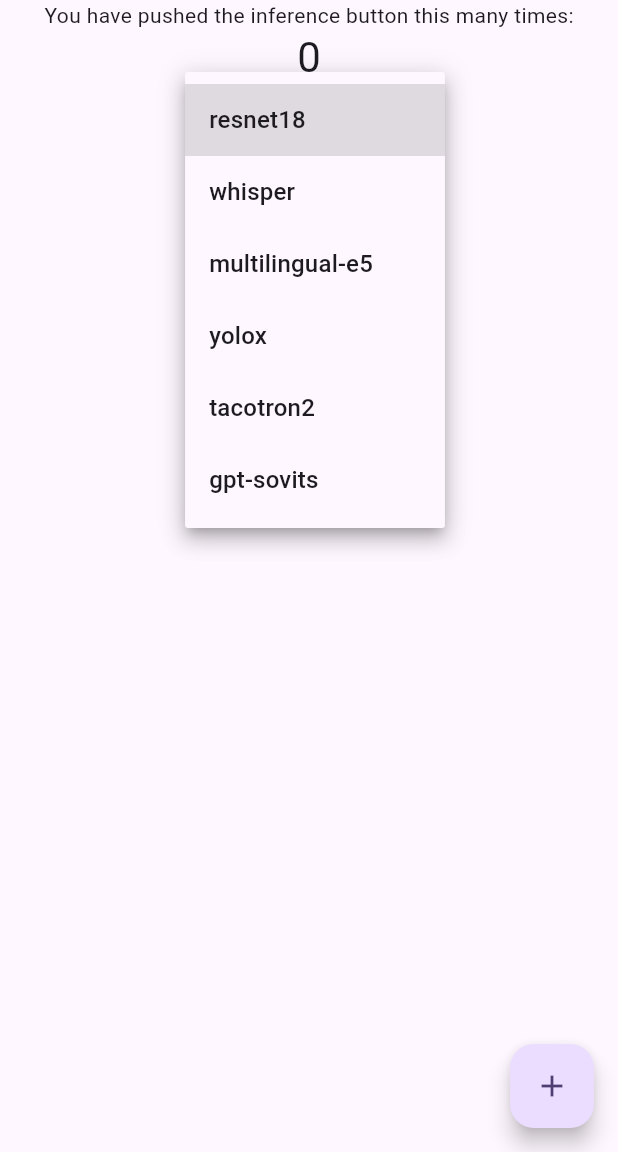
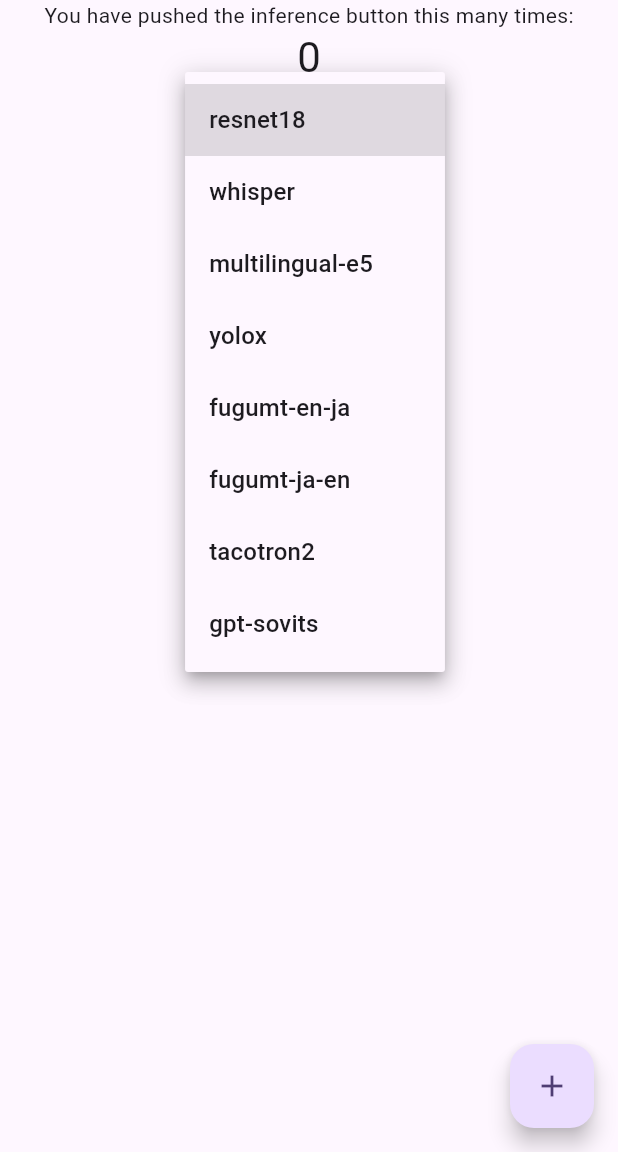
Before and after one commit to axinc-ai/ailia-models-flutter, a Flutter app: the screen it shows after launch, after a tap on "resnet18", on a phone screen of 412 x 824 dp, the part 84-1236 px from its top. Run offline on Flutter 3.47's test engine with Material 3 defaults, Android fonts, the phone set to English and light mode, and no system bars; our stand-ins replace audioplayers; missing offline and left inert: ailia, ailia_speech, ailia_tokenizer, ailia_voice, wav.

Commit message:
Added fugumt

```diff
--- a/lib/main.dart
+++ b/lib/main.dart
@@ -11,6 +11,7 @@ import 'package:ailia/ailia.dart' as ailia_dart;
 import 'package:ailia_voice/ailia_voice.dart' as ailia_voice_dart;
 import 'package:ailia/ailia_license.dart';
 import 'package:image/image.dart' as img;
+import 'package:path/path.dart';
 
 // image
 import 'dart:ui' as ui;
@@ -20,6 +21,7 @@ import 'utils/download_model.dart';
 import 'image_classification/image_classification_sample.dart';
 import 'audio_processing/whisper.dart';
 import 'text_to_speech/text_to_speech.dart';
+import 'natural_language_processing/fugumt.dart';
 import 'natural_language_processing/multilingual_e5.dart';
 import 'object_detection/yolox.dart';
 
@@ -125,6 +127,12 @@ class _MyHomePageState extends State<MyHomePage> {
     case "yolox":
       _ailiaObjectDetectionYoloX();
       break;
+    case "fugumt-en-ja":
+      _ailiaNaturalLanguageProcessingFuguMTEnJa();
+      break;
+    case "fugumt-ja-en":
+      _ailiaNaturalLanguageProcessingFuguMTJaEn();
+      break;
     case "tacotron2":
       _ailiaTextToSpeechTactoron2();
       break;
@@ -137,7 +145,8 @@ class _MyHomePageState extends State<MyHomePage> {
   }
 
   void downloadModelFromModelList(int downloadCnt, List<String> modelList, Function callback){
-    String url = "https://storage.googleapis.com/ailia-models/${modelList[downloadCnt + 0]}/${modelList[downloadCnt + 1]}";
+    String filename = basename(modelList[downloadCnt + 1]);
+    String url = "https://storage.googleapis.com/ailia-models/${modelList[downloadCnt + 0]}/$filename";
     setState(() {
       predict_result = "Downloading ${modelList[downloadCnt + 1]}";
     });
@@ -152,6 +161,44 @@ class _MyHomePageState extends State<MyHomePage> {
           }
         }
     );
+  }
+
+  void _ailiaNaturalLanguageProcessingFuguMTEnJa(){
+    NaturalLanguageProcessingFuguMT fuguMT = NaturalLanguageProcessingFuguMT();
+    List<String> modelList = fuguMT.getModelList(false);
+    _displayDownloadBegin();
+    downloadModelFromModelList(0, modelList, () async {
+      File encoderFile = File(await getModelPath("fugumt-en-ja/seq2seq-lm-with-past.onnx"));
+      File? decoderFile = null;
+      File sourceFile = File(await getModelPath("fugumt-en-ja/source.spm"));
+      File targetFile = File(await getModelPath("fugumt-en-ja/target.spm"));
+
+      String targetText = "Hello world.";
+      String outputText = fuguMT.translate(targetText, encoderFile, decoderFile, sourceFile, targetFile, false, ailia_dart.AILIA_ENVIRONMENT_ID_AUTO);
+
+      setState(() {
+        predict_result = "${targetText} -> ${outputText}";
+      });
+    });
+  }
+
+  void _ailiaNaturalLanguageProcessingFuguMTJaEn(){
+    NaturalLanguageProcessingFuguMT fuguMT = NaturalLanguageProcessingFuguMT();
+    List<String> modelList = fuguMT.getModelList(true);
+    _displayDownloadBegin();
+    downloadModelFromModelList(0, modelList, () async {
+      File encoderFile = File(await getModelPath("fugumt-ja-en/encoder_model.onnx"));
+      File decoderFile = File(await getModelPath("fugumt-ja-en/decoder_model.onnx"));
+      File sourceFile = File(await getModelPath("fugumt-ja-en/source.spm"));
+      File targetFile = File(await getModelPath("fugumt-ja-en/target.spm"));
+
+      String targetText = "こんにちは世界。";
+      String outputText = fuguMT.translate(targetText, encoderFile, decoderFile, sourceFile, targetFile, true, ailia_dart.AILIA_ENVIRONMENT_ID_AUTO);
+
+      setState(() {
+        predict_result = "${targetText} -> ${outputText}";
+      });
+    });
   }
 
   void _ailiaTextToSpeechTactoron2(){
@@ -333,39 +380,13 @@ class _MyHomePageState extends State<MyHomePage> {
   Widget build(BuildContext context) {
     bool isImage = isSelectedItem == 'resnet18' || isSelectedItem == 'yolox';
 
-    // This method is rerun every time setState is called, for instance as done
-    // by the _incrementCounter method above.
-    //
-    // The Flutter framework has been optimized to make rerunning build methods
-    // fast, so that you can just rebuild anything that needs updating rather
-    // than having to individually change instances of widgets.
     return Scaffold(
       appBar: AppBar(
-        // TRY THIS: Try changing the color here to a specific color (to
-        // Colors.amber, perhaps?) and trigger a hot reload to see the AppBar
-        // change color while the other colors stay the same.
         backgroundColor: Theme.of(context).colorScheme.inversePrimary,
-        // Here we take the value from the MyHomePage object that was created by
-        // the App.build method, and use it to set our appbar title.
         title: Text(widget.title),
       ),
       body: Center(
-        // Center is a layout widget. It takes a single child and positions it
-        // in the middle of the parent.
         child: Column(
-          // Column is also a layout widget. It takes a list of children and
-          // arranges them vertically. By default, it sizes itself to fit its
-          // children horizontally, and tries to be as tall as its parent.
-          //
-          // Column has various properties to control how it sizes itself and
-          // how it positions its children. Here we use mainAxisAlignment to
-          // center the children vertically; the main axis here is the vertical
-          // axis because Columns are vertical (the cross axis would be
-          // horizontal).
-          //
-          // TRY THIS: Invoke "debug painting" (choose the "Toggle Debug Paint"
-          // action in the IDE, or press "p" in the console), to see the
-          // wireframe for each widget.
           mainAxisAlignment: MainAxisAlignment.start,
           children: <Widget>[
             const Text(
@@ -395,6 +416,14 @@ class _MyHomePageState extends State<MyHomePage> {
                 DropdownMenuItem(
                   child: Text('yolox'),
                   value: 'yolox',
+                ),
+                DropdownMenuItem(
+                  child: Text('fugumt-en-ja'),
+                  value: 'fugumt-en-ja',
+                ),
+                DropdownMenuItem(
+                  child: Text('fugumt-ja-en'),
+                  value: 'fugumt-ja-en',
                 ),
                 DropdownMenuItem(
                   child: Text('tacotron2'),
--- /dev/null
+++ b/lib/natural_language_processing/fugumt.dart
@@ -0,0 +1,44 @@
+import 'dart:io';
+
+import 'package:ailia_speech/ailia_speech_model.dart';
+
+class NaturalLanguageProcessingFuguMT {
+  final AiliaSpeechModel _ailiaSpeechModel = AiliaSpeechModel();
+
+  List<String> getModelList(bool jaEn){
+    List<String> modelList = List<String>.empty(growable: true);
+
+    if (jaEn){
+      modelList.add("fugumt-ja-en");
+      modelList.add("fugumt-ja-en/encoder_model.onnx");
+
+      modelList.add("fugumt-ja-en");
+      modelList.add("fugumt-ja-en/decoder_model.onnx");
+
+      modelList.add("fugumt-ja-en");
+      modelList.add("fugumt-ja-en/source.spm");
+
+      modelList.add("fugumt-ja-en");
+      modelList.add("fugumt-ja-en/target.spm");
+    }else{
+      modelList.add("fugumt-en-ja");
+      modelList.add("fugumt-en-ja/seq2seq-lm-with-past.onnx");
+
+      modelList.add("fugumt-en-ja");
+      modelList.add("fugumt-en-ja/source.spm");
+
+      modelList.add("fugumt-en-ja");
+      modelList.add("fugumt-en-ja/target.spm");
+    }
+
+    return modelList;
+  }
+
+  String translate(String inputText, File encoder, File? decoder, File source, File target, bool jaEn, int envId){
+    _ailiaSpeechModel.create(false, false, envId);
+    _ailiaSpeechModel.postprocess(encoder, decoder, source, target, jaEn);
+    String text = _ailiaSpeechModel.translate(inputText);
+    _ailiaSpeechModel.close();
+    return text;
+  }
+}
--- a/lib/utils/download_model.dart
+++ b/lib/utils/download_model.dart
@@ -84,13 +84,11 @@ void downloadModel(
         if (hasIOError) {
           await tempFile.delete();
           throw Exception("$filename : ${ioError.toString()}");
-          return;
         }
 
         if (r.statusCode != 200) {
           await tempFile.delete();
           throw Exception("$filename : ${r.statusCode}");
-          return;
         }
 
         try {
```
Also changed, not shown: 1 other file.
